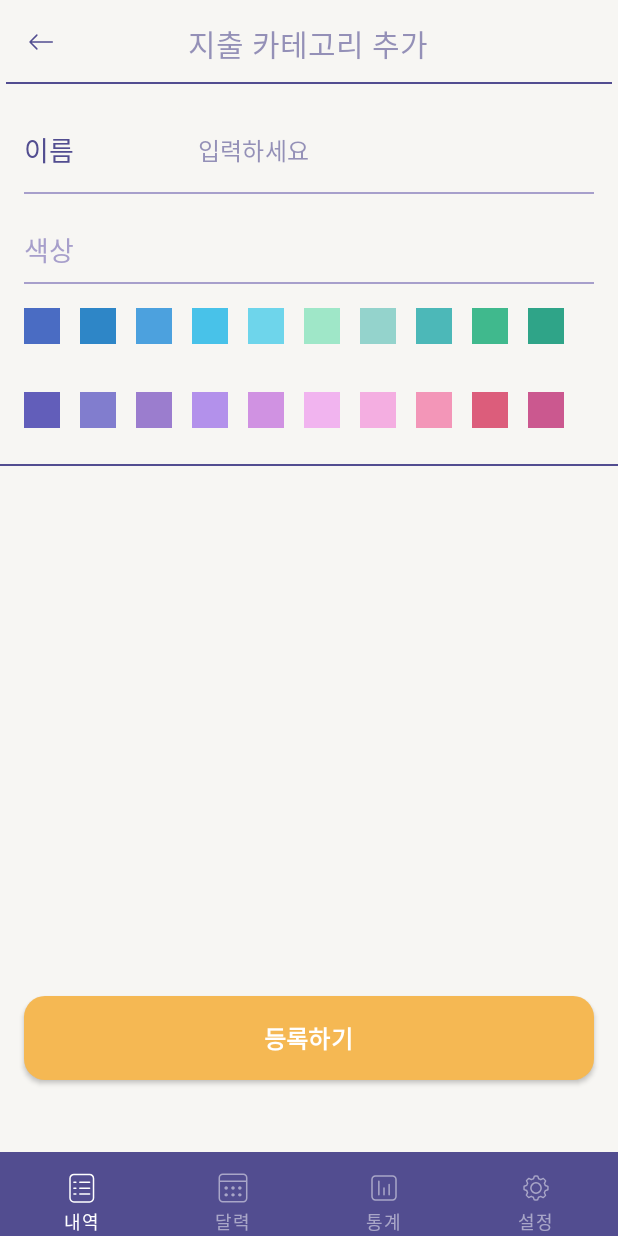
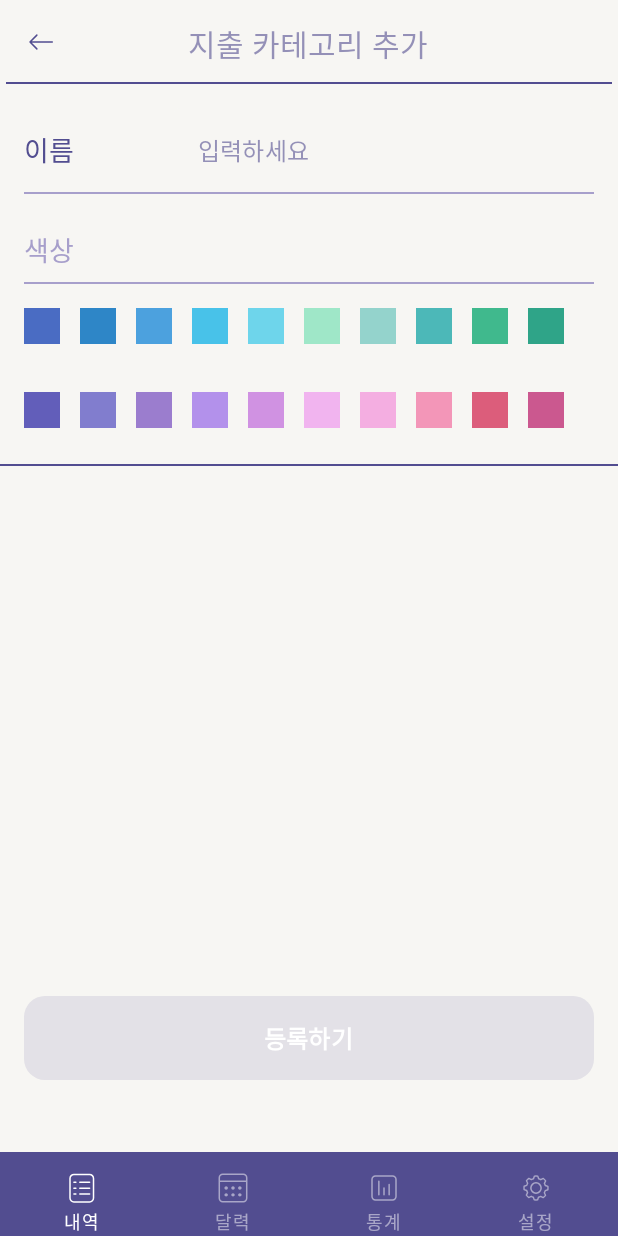
Before and after one commit to kwangddang/android-accountbook-13, an Android app built with Jetpack Compose: the SettingScreen screen opened through its navigation route, after a tap on "지출 카테고리 추가하기", on a phone screen of 412 x 824 dp. Run offline under Robolectric (Android 15) with nearby library versions, the phone set to English and light mode, and no system bars; our stand-ins replace Dagger/Hilt's generated code.

Commit message:
[FEAT] #21 뒤로가기 버튼 기능 구현

```diff
--- a/app/src/main/java/com/example/android_accountbook_13/presenter/component/AccountBookAdditionScreen.kt
+++ b/app/src/main/java/com/example/android_accountbook_13/presenter/component/AccountBookAdditionScreen.kt
@@ -18,6 +18,8 @@ import androidx.compose.ui.tooling.preview.Preview
 import androidx.compose.ui.unit.dp
 import androidx.compose.ui.unit.sp
 import androidx.hilt.navigation.compose.hiltViewModel
+import androidx.navigation.NavController
+import androidx.navigation.NavHostController
 import com.example.android_accountbook_13.R
 import com.example.android_accountbook_13.data.dto.Category
 import com.example.android_accountbook_13.data.dto.Method
@@ -29,6 +31,7 @@ import com.example.android_accountbook_13.ui.theme.Purple
 
 @Composable
 fun AccountBookAdditionScreen(
+    navController: NavHostController,
     title: String,
     id: Int?,
     type: Boolean,
@@ -50,11 +53,13 @@ fun AccountBookAdditionScreen(
     }
     var text by rememberSaveable { mutableStateOf("") }
     var color by rememberSaveable { mutableStateOf("") }
+
     Scaffold(
         topBar = {
             AccountBookTopAppBar(
                 title = screenTitle,
-                leftVectorResource = R.drawable.ic_back
+                leftVectorResource = R.drawable.ic_back,
+                onLeftClick = {navController.popBackStack()}
             )
         },
         backgroundColor = OffWhite
@@ -106,6 +111,7 @@ fun AccountBookAdditionScreen(
                         .padding(start = 16.dp, end = 16.dp, bottom = 48.dp)
                         .height(56.dp),
                     title = if (type) "등록하기" else "수정하기",
+                    enabled = text.isNotBlank() && text.isNotEmpty(),
                     onClick = {
                         if (title == "결제") {
                             if (type) {
@@ -151,10 +157,10 @@ private fun ColorPalette(
         items(colors) { color ->
             Surface(
                 modifier = Modifier
-                    .size(24.dp)
                     .clickable {
                         onClick(color)
-                    },
+                    }
+                    .size(24.dp),
                 color = Color(android.graphics.Color.parseColor(color))
             ) {
 
@@ -163,11 +169,6 @@ private fun ColorPalette(
     }
 }
 
-@Composable
-@Preview(showBackground = true)
-fun AccountBookAdditionPreview() {
-    AccountBookAdditionScreen("지출", 0, false)
-}
 
 val incomeColors = listOf(
     "#9BD182", "#A3CB7A", "#B5CC7A",
--- a/app/src/main/java/com/example/android_accountbook_13/presenter/component/AccountBookButton.kt
+++ b/app/src/main/java/com/example/android_accountbook_13/presenter/component/AccountBookButton.kt
@@ -31,6 +31,7 @@ fun AccountBookAddingButton(
     modifier: Modifier = Modifier
         .width(328.dp)
         .height(64.dp),
+    enabled: Boolean,
     shape: RoundedCornerShape = RoundedCornerShape(14.dp),
     buttonColors: ButtonColors = ButtonDefaults.buttonColors(Yellow),
     textColor: Color = White,
@@ -40,7 +41,8 @@ fun AccountBookAddingButton(
         onClick = onClick,
         modifier = modifier,
         shape = shape,
-        colors = buttonColors
+        colors = buttonColors,
+        enabled = enabled
     ) {
         Text(
             text = title,
@@ -231,7 +233,7 @@ private fun ThinButton(
 @Preview()
 @Composable
 private fun AddButtonPreview() {
-    AccountBookAddingButton {
+    AccountBookAddingButton(enabled = true) {
 
     }
 }
--- a/app/src/main/java/com/example/android_accountbook_13/presenter/navigation/AccountBookNavHost.kt
+++ b/app/src/main/java/com/example/android_accountbook_13/presenter/navigation/AccountBookNavHost.kt
@@ -53,6 +53,7 @@ fun AccountBookNavHost(
             )
         ) {
             AccountBookAdditionScreen(
+                navController,
                 title = it.arguments?.getString("title")!!,
                 id = it.arguments?.getInt("id"),
                 type = it.arguments?.getBoolean("type")!!
--- a/app/src/main/java/com/example/android_accountbook_13/presenter/setting/SettingScreen.kt
+++ b/app/src/main/java/com/example/android_accountbook_13/presenter/setting/SettingScreen.kt
@@ -1,5 +1,6 @@
 package com.example.android_accountbook_13.presenter.setting
 
+import android.util.Log
 import androidx.compose.foundation.layout.Spacer
 import androidx.compose.foundation.layout.fillMaxWidth
 import androidx.compose.foundation.layout.height
@@ -33,7 +34,6 @@ fun SettingScreen(
     val methods by viewModel.methods.collectAsState()
     val incomeCategories by viewModel.incomeCategories.collectAsState()
     val expenseCategories by viewModel.expenseCategories.collectAsState()
-
     Scaffold(
         topBar = {
             AccountBookTopAppBar(
--- a/app/src/main/java/com/example/android_accountbook_13/presenter/setting/SettingViewModel.kt
+++ b/app/src/main/java/com/example/android_accountbook_13/presenter/setting/SettingViewModel.kt
@@ -1,6 +1,5 @@
 package com.example.android_accountbook_13.presenter.setting
 
-import android.util.Log
 import androidx.lifecycle.ViewModel
 import androidx.lifecycle.viewModelScope
 import com.example.android_accountbook_13.data.DataResponse
@@ -27,6 +26,7 @@ class SettingViewModel @Inject constructor(
 
     private val _expenseCategories = MutableStateFlow<List<Category>>(emptyList())
     val expenseCategories: StateFlow<List<Category>> get() = _expenseCategories
+
 
     fun getAllMethod() {
         viewModelScope.launch {
@@ -77,7 +77,7 @@ class SettingViewModel @Inject constructor(
         viewModelScope.launch {
             val response = categoryRepository.updateCategory(category)
             if (response is DataResponse.Error) {
-                Log.d("Test", "실패")
+
             }
         }
     }
```
